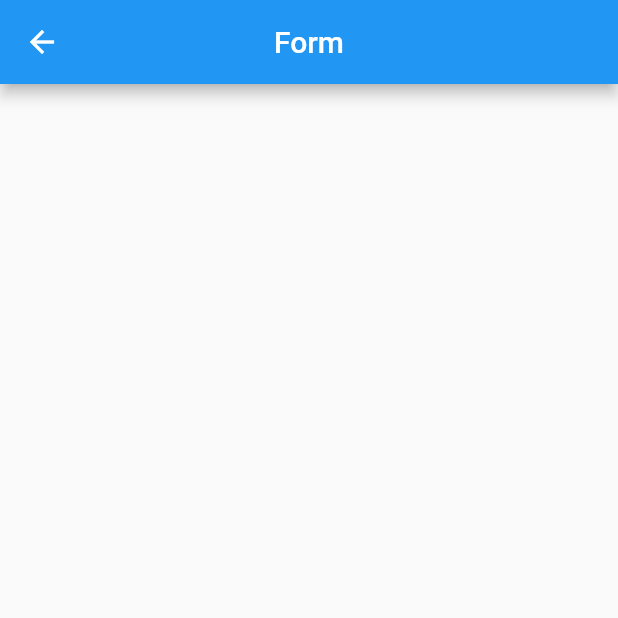
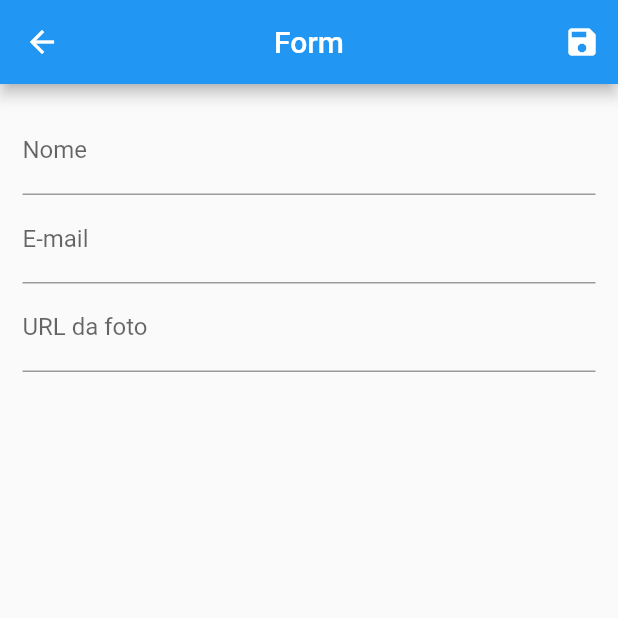
Before and after one commit to Eduardo-ops/crud-app-flutter, a Flutter app: the screen it shows after launch, after a tap on the "add" icon, on a phone screen of 412 x 824 dp, the top half of it. Run offline on Flutter 3.47's test engine with Material 2 defaults, Android fonts, the phone set to English and light mode, and no system bars; network calls fail.

Commit message:
Erro de codigo corrigido

```diff
--- a/lib/main.dart
+++ b/lib/main.dart
@@ -22,8 +22,8 @@ class MyApp extends StatelessWidget {
         debugShowCheckedModeBanner: false,
         title: 'Cadastro de Usuários',
         routes: {
-          AppRoutes.HOME: (ct) => UserList(),
-          AppRoutes.USER_FORM: (ct) => UserForm(),
+          AppRoutes.HOME: (_) => UserList(),
+          AppRoutes.USER_FORM: (_) => UserForm(),
         },
       ),
     );
--- a/lib/provider/users.dart
+++ b/lib/provider/users.dart
@@ -12,7 +12,6 @@ class UserProvider with ChangeNotifier {
     if (user == null) {
       return;
     }
-
     final id = Random().nextDouble().toString();
     _itens.putIfAbsent(
         id,
@@ -42,6 +41,10 @@ class UserProvider with ChangeNotifier {
     return _itens.length;
   }
 
+  User byIndex(int i) {
+    return _itens.values.elementAt(i);
+  }
+
   // DELETE
   void removeUser(User user) {
     if (user != null && user.id != null) {
--- a/lib/views/user_form.dart
+++ b/lib/views/user_form.dart
@@ -1,12 +1,60 @@
+import 'package:cadastro_usuario/models/user.dart';
+import 'package:cadastro_usuario/provider/users.dart';
 import 'package:flutter/material.dart';
+import 'package:provider/provider.dart';
 
 class UserForm extends StatelessWidget {
+  final _form = GlobalKey<FormState>();
+  final Map<String, String> _formData = {};
+
   @override
   Widget build(BuildContext context) {
     return Scaffold(
       appBar: AppBar(
         title: Text('Form'),
         centerTitle: true,
+        actions: <Widget>[
+          IconButton(
+            icon: Icon(Icons.save),
+            onPressed: () {
+              final validator = _form.currentState.validate();
+              if (validator) {
+                _form.currentState.save();
+                Provider.of<UserProvider>(context, listen: false).createUser(
+                  User(
+                    id: _formData['id'],
+                    name: _formData['name'],
+                    email: _formData['email'],
+                    photo: _formData['photo'],
+                  ),
+                );
+                Navigator.of(context).pop();
+              }
+            },
+          )
+        ],
+      ),
+      body: Padding(
+        padding: EdgeInsets.all(15),
+        child: Form(
+          key: _form,
+          child: Column(
+            children: [
+              TextFormField(
+                decoration: InputDecoration(labelText: 'Nome'),
+                onSaved: (value) => _formData['name'] = value,
+              ),
+              TextFormField(
+                decoration: InputDecoration(labelText: 'E-mail'),
+                onSaved: (value) => _formData['email'] = value,
+              ),
+              TextFormField(
+                decoration: InputDecoration(labelText: 'URL da foto'),
+                onSaved: (value) => _formData['photo'] = value,
+              )
+            ],
+          ),
+        ),
       ),
     );
   }
--- a/lib/views/user_list.dart
+++ b/lib/views/user_list.dart
@@ -21,6 +21,11 @@ class UserList extends StatelessWidget {
               icon: Icon(Icons.add),
               onPressed: () {
                 Navigator.of(context).pushNamed(AppRoutes.USER_FORM);
+                /* users.createUser(
+                    User(name: 'teste', email: 'teste@hotmail.com', photo: '')); */
+                /* users.updateUser(
+                    User(id: '1', name: 'teste', email: 'teste@', photo: '')); */
+                /* users.removeUser(users.byIndex(0)); */
               })
         ],
       ),
```
